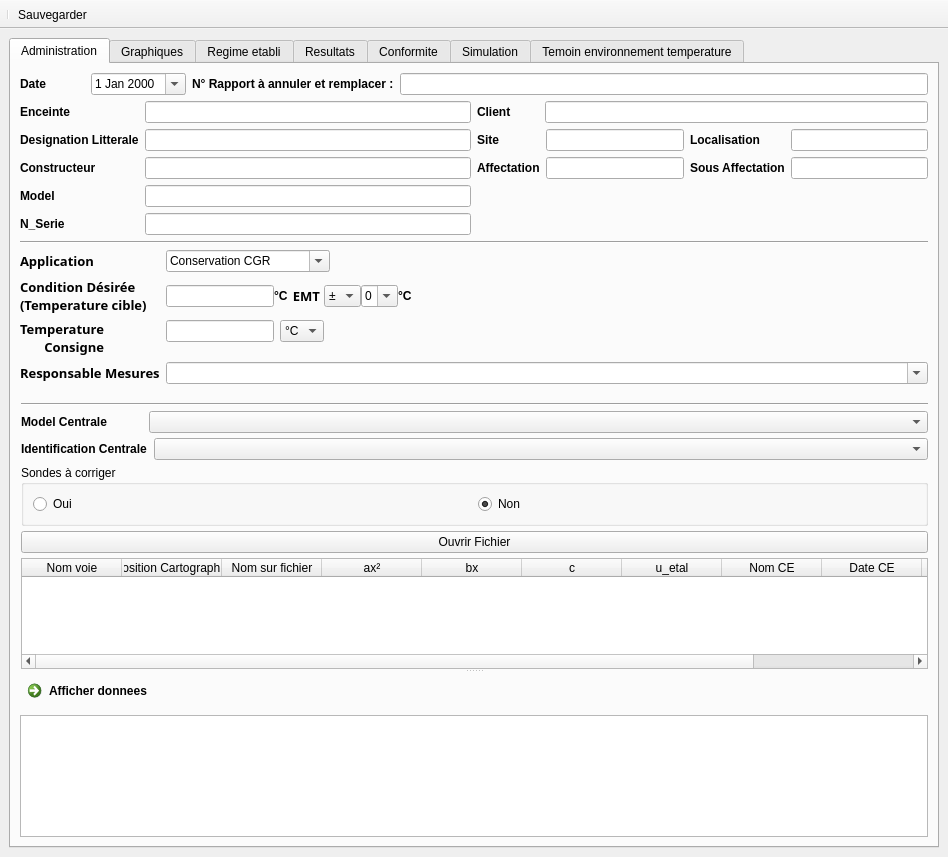
The window that Modules/Cartographie/GUI/Annule_Remplace/Interface_Centrales_Annule_Remplace.ui (Pepou/Administration_2) describes before a commit, drawn with Qt 5.
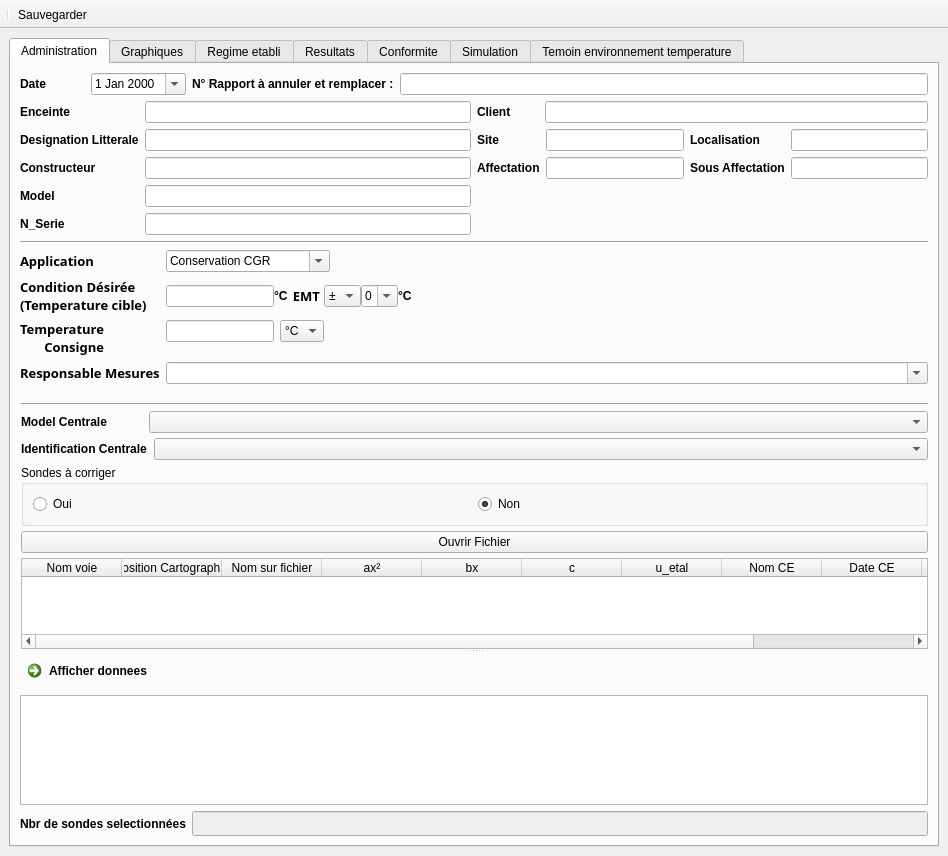
The same window after the commit. Icons and pictures are not drawn. Custom widgets are drawn as their Qt base class.

What changed in the file:
```diff
--- a/Modules/Cartographie/GUI/Annule_Remplace/Interface_Centrales_Annule_Remplace.ui
+++ b/Modules/Cartographie/GUI/Annule_Remplace/Interface_Centrales_Annule_Remplace.ui
@@ -7,7 +7,7 @@
     <x>0</x>
     <y>0</y>
     <width>948</width>
-    <height>857</height>
+    <height>856</height>
    </rect>
   </property>
   <property name="windowTitle">
@@ -812,6 +812,32 @@
           </widget>
          </widget>
         </item>
+        <item>
+         <layout class="QHBoxLayout" name="horizontalLayout_16">
+          <item>
+           <widget class="QLabel" name="label_47">
+            <property name="text">
+             <string>Nbr de sondes selectionnées</string>
+            </property>
+           </widget>
+          </item>
+          <item>
+           <widget class="QLineEdit" name="lineEdit_nbr_sondes">
+            <property name="enabled">
+             <bool>false</bool>
+            </property>
+            <property name="font">
+             <font>
+              <family>Calibri</family>
+              <pointsize>10</pointsize>
+              <weight>75</weight>
+              <bold>true</bold>
+             </font>
+            </property>
+           </widget>
+          </item>
+         </layout>
+        </item>
        </layout>
       </widget>
       <widget class="QWidget" name="tab_2">
```
